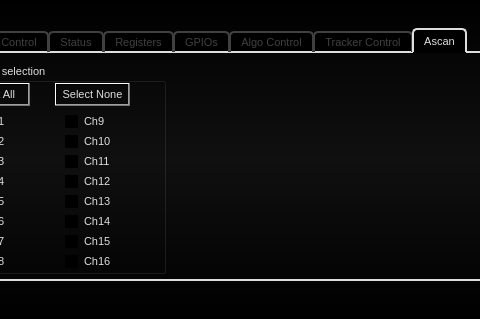
The window that src/AWLQtDemo/awlqtdemo.ui (samanwaya-jena/EVAL-ADAL6110-16-GUI) describes before a commit, drawn with Qt 5; both pictures show x 98 to 578 and y 0 to 319 of the 972 by 319 pixel window.
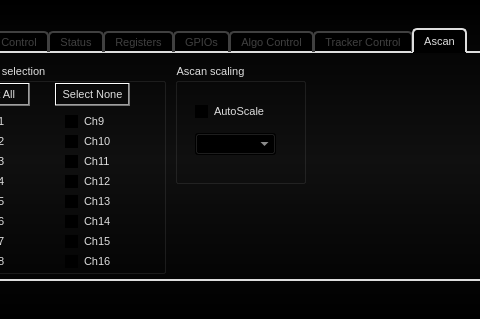
The same window after the commit. Icons and pictures are not drawn.

Commit message: Added support for AutoScale and ComboBox Ascan Scale

```diff
--- a/src/AWLQtDemo/awlqtdemo.ui
+++ b/src/AWLQtDemo/awlqtdemo.ui
@@ -4966,6 +4966,48 @@
            </property>
           </widget>
          </widget>
+         <widget class="QGroupBox" name="groupBox_3">
+          <property name="geometry">
+           <rect>
+            <x>260</x>
+            <y>10</y>
+            <width>131</width>
+            <height>121</height>
+           </rect>
+          </property>
+          <property name="title">
+           <string>Ascan scaling</string>
+          </property>
+          <widget class="QCheckBox" name="checkBoxAutoScale">
+           <property name="geometry">
+            <rect>
+             <x>20</x>
+             <y>40</y>
+             <width>70</width>
+             <height>17</height>
+            </rect>
+           </property>
+           <property name="text">
+            <string>AutoScale</string>
+           </property>
+           <property name="checked">
+            <bool>true</bool>
+           </property>
+          </widget>
+          <widget class="QComboBox" name="comboBoxMaxRange">
+           <property name="geometry">
+            <rect>
+             <x>20</x>
+             <y>70</y>
+             <width>81</width>
+             <height>22</height>
+            </rect>
+           </property>
+           <property name="editable">
+            <bool>false</bool>
+           </property>
+          </widget>
+         </widget>
         </widget>
        </widget>
       </item>
```
Left out of the diff: 17 changed lines with no effect on the pictures. The commit also changes 4 other files.
